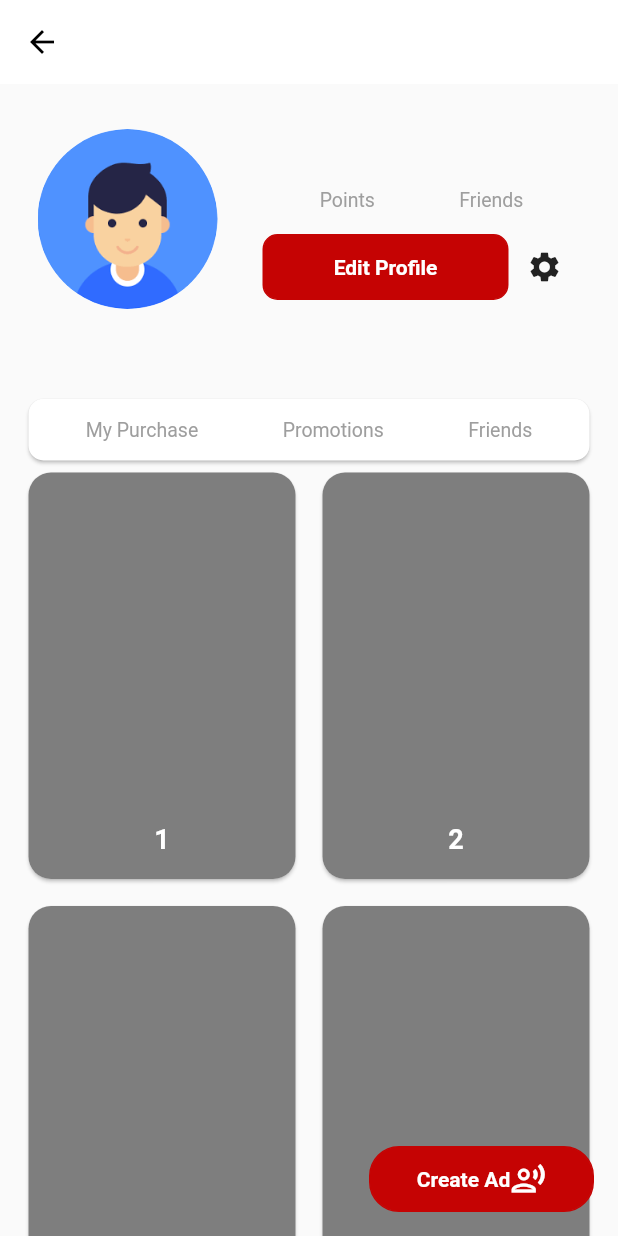
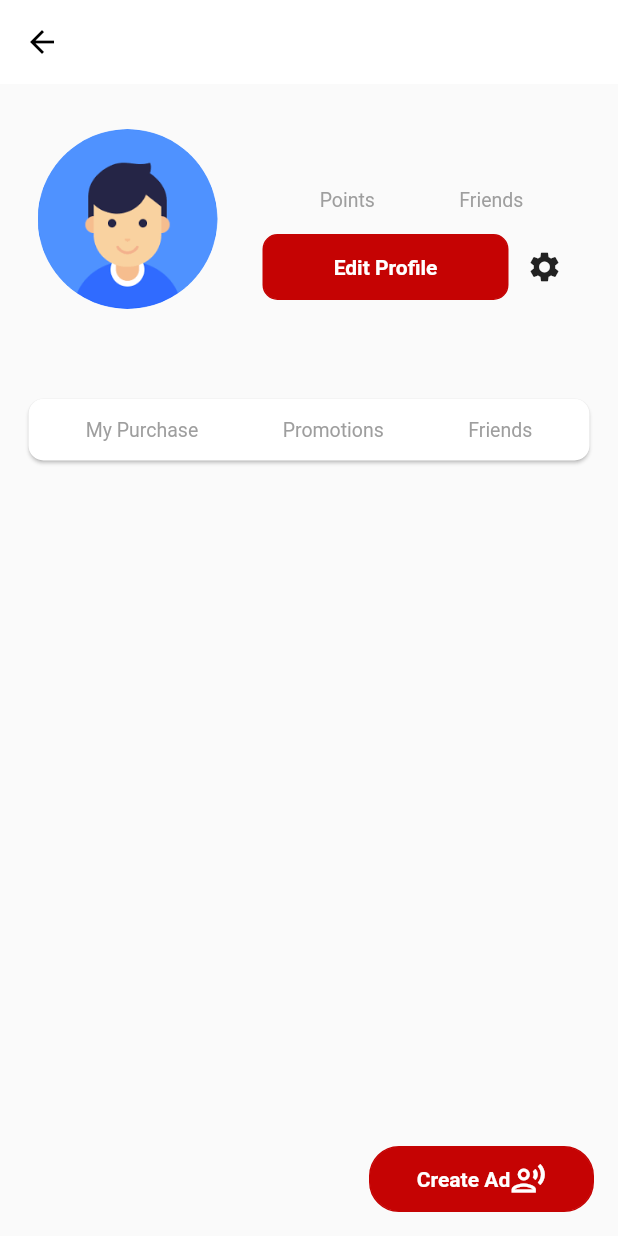
Before and after one commit to ekanemworks/camonta-frontend, a Flutter app: the ProfileCustomer screen opened directly, on a phone screen of 412 x 824 dp. Run offline on Flutter 3.47's test engine with Material 2 defaults, Android fonts, the phone set to English and light mode, and no system bars; our stand-ins replace carousel_slider, curved_navigation_bar, shared_preferences; missing offline and left inert: shared_preferences_web; accounts and stored records are empty.

Commit message:
update customer orders

```diff
--- a/lib/screen/private/profile_types/profile_customer.dart
+++ b/lib/screen/private/profile_types/profile_customer.dart
@@ -19,6 +19,7 @@ class _ProfileCustomerState extends State<ProfileCustomer> {
   final SessionManagement sessionMgt = SessionManagement();
   final HttpService httpService = HttpService();
   var _editedProfile;
+  List _myOrder = [];
   Map _userData = {
     'id': 0,
     'profileType': '',
@@ -308,8 +309,8 @@ class _ProfileCustomerState extends State<ProfileCustomer> {
                 ),
               ),
 
-              Container(
-                // color: Colors.green,
+              _myOrder.isNotEmpty
+                  ? Container(
                       width: MediaQuery.of(context).size.width - 10,
                       height: MediaQuery.of(context).size.height,
                       // height: 1000,
@@ -323,7 +324,8 @@ class _ProfileCustomerState extends State<ProfileCustomer> {
                           return listItem2(e);
                         }).toList(),
                       ),
-              ),
+                    )
+                  : Container(),
             ],
           ),
         ),
```
Lines whose indentation alone changed are shown as unchanged.
